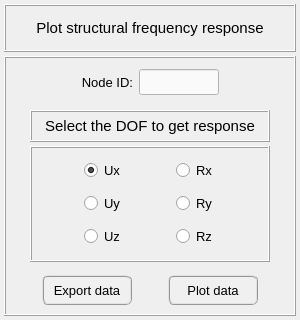
This is pulse/interface/data/ui_files/plots/results/structural/get_nodal_results_for_harmonic_analysis.ui in open-pulse/OpenPulse as Qt 5 draws it before an edit. The edited form follows.
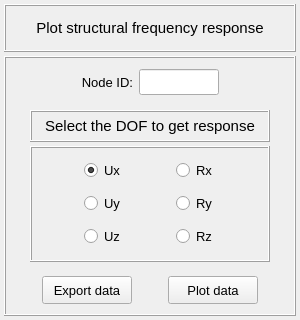
This is the edited form.

Commit message: Structural nodal links - the road so far

Patch:
```diff
--- a/pulse/interface/data/ui_files/plots/results/structural/get_nodal_results_for_harmonic_analysis.ui
+++ b/pulse/interface/data/ui_files/plots/results/structural/get_nodal_results_for_harmonic_analysis.ui
@@ -206,8 +206,7 @@
             </font>
            </property>
            <property name="styleSheet">
-            <string notr="true">QLineEdit{color: rgb(0, 0, 0); background-color: rgb(250, 250, 250)}
-QLineEdit:disabled{color: rgb(100, 100, 100); background-color: rgb(240, 240, 240)}</string>
+            <string notr="true"/>
            </property>
            <property name="text">
             <string/>
@@ -347,13 +346,13 @@
            <property name="minimumSize">
             <size>
              <width>90</width>
-             <height>30</height>
+             <height>28</height>
             </size>
            </property>
            <property name="maximumSize">
             <size>
              <width>90</width>
-             <height>30</height>
+             <height>28</height>
             </size>
            </property>
            <property name="font">
@@ -366,10 +365,7 @@
             </font>
            </property>
            <property name="styleSheet">
-            <string notr="true">QPushButton{border-radius: 6px; border-color: rgb(150, 150, 150); border-style: ridge; border-width: 2px; color: rgb(0, 0, 0); background-color: rgb(240, 240, 240)}
-QPushButton:hover{border-radius: 6px; border-color: rgb(0, 170, 255); border-style: ridge; border-width: 2px; color: rgb(0, 0, 0); background-color: rgba(174, 213, 255, 100)}
-QPushButton:pressed{border-radius: 6px; border-color: rgb(0, 170, 255); border-style: ridge; border-width: 2px; color: rgb(0, 0, 0); background-color: rgb(174, 213, 255)}
-QPushButton:disabled{border-radius: 6px; border-color: rgb(150, 150, 150); border-style: ridge; border-width: 0px; color: rgb(150,150, 150); background-color: rgb(220, 220, 220)}</string>
+            <string notr="true"/>
            </property>
            <property name="text">
             <string>Plot data</string>
@@ -381,13 +377,13 @@
            <property name="minimumSize">
             <size>
              <width>90</width>
-             <height>30</height>
+             <height>28</height>
             </size>
            </property>
            <property name="maximumSize">
             <size>
              <width>90</width>
-             <height>30</height>
+             <height>28</height>
             </size>
            </property>
            <property name="font">
@@ -400,10 +396,7 @@
             </font>
            </property>
            <property name="styleSheet">
-            <string notr="true">QPushButton{border-radius: 6px; border-color: rgb(150, 150, 150); border-style: ridge; border-width: 2px; color: rgb(0, 0, 0); background-color: rgb(240, 240, 240)}
-QPushButton:hover{border-radius: 6px; border-color: rgb(0, 170, 255); border-style: ridge; border-width: 2px; color: rgb(0, 0, 0); background-color: rgba(174, 213, 255, 100)}
-QPushButton:pressed{border-radius: 6px; border-color: rgb(0, 170, 255); border-style: ridge; border-width: 2px; color: rgb(0, 0, 0); background-color: rgb(174, 213, 255)}
-QPushButton:disabled{border-radius: 6px; border-color: rgb(150, 150, 150); border-style: ridge; border-width: 0px; color: rgb(150,150, 150); background-color: rgb(220, 220, 220)}</string>
+            <string notr="true"/>
            </property>
            <property name="text">
             <string>Export data</string>
```
The commit also changes 44 other files.
